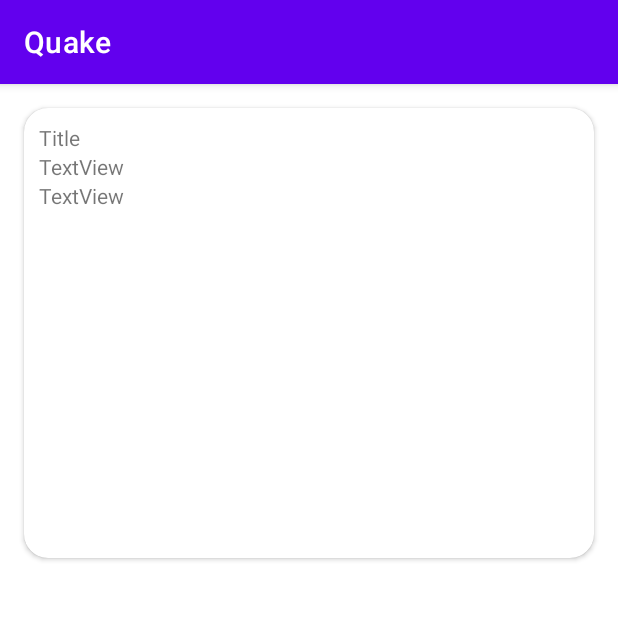
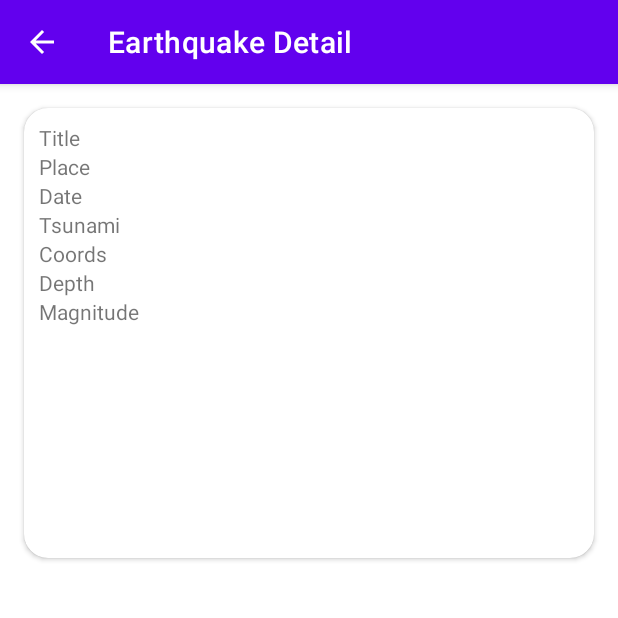
Before and after one commit to laurazp/quake_android, an Android app: the EarthquakeDetail screen opened directly, with no data from a screen before it, on a phone screen of 412 x 824 dp, the top half of it. Run offline under Robolectric (Android 15) with nearby library versions, the phone set to English and light mode, and no system bars; network calls fail.

Commit message:
Updated EarthquakeDetail with title and Back button

```diff
--- a/app/src/main/java/com/example/quake/EarthquakeDetail.kt
+++ b/app/src/main/java/com/example/quake/EarthquakeDetail.kt
@@ -2,11 +2,28 @@ package com.example.quake
 
 import androidx.appcompat.app.AppCompatActivity
 import android.os.Bundle
+import android.telecom.Call.Details
+import android.view.MenuItem
 
 class EarthquakeDetail : AppCompatActivity() {
     override fun onCreate(savedInstanceState: Bundle?) {
         super.onCreate(savedInstanceState)
         setContentView(R.layout.activity_earthquake_detail)
+
+        val display = supportActionBar
+        //TODO: Cambiar title por título del terremoto
+        display?.title = "Earthquake Detail"
+        display?.setDisplayHomeAsUpEnabled(true)
+    }
+
+    override fun onOptionsItemSelected(item: MenuItem): Boolean {
+        return when(item.itemId) {
+            android.R.id.home -> {
+                finish()
+                true
+            }
+            else -> super.onOptionsItemSelected(item)
+        }
     }
 
     /*private var title: String
--- a/app/src/main/res/layout/activity_earthquake_detail.xml
+++ b/app/src/main/res/layout/activity_earthquake_detail.xml
@@ -31,13 +31,37 @@
             android:id="@+id/cellPlace"
             android:layout_width="match_parent"
             android:layout_height="wrap_content"
-            android:text="TextView" />
+            android:text="Place" />
 
         <TextView
             android:id="@+id/cellDate"
             android:layout_width="match_parent"
             android:layout_height="wrap_content"
-            android:text="TextView" />
+            android:text="Date" />
+
+        <TextView
+            android:id="@+id/cellTsunami"
+            android:layout_width="match_parent"
+            android:layout_height="wrap_content"
+            android:text="Tsunami" />
+
+        <TextView
+            android:id="@+id/cellCoords"
+            android:layout_width="match_parent"
+            android:layout_height="wrap_content"
+            android:text="Coords" />
+
+        <TextView
+            android:id="@+id/cellDepth"
+            android:layout_width="match_parent"
+            android:layout_height="wrap_content"
+            android:text="Depth" />
+
+        <TextView
+            android:id="@+id/cellMagnitude"
+            android:layout_width="match_parent"
+            android:layout_height="wrap_content"
+            android:text="Magnitude" />
 
     </LinearLayout>
     </androidx.cardview.widget.CardView>
```
